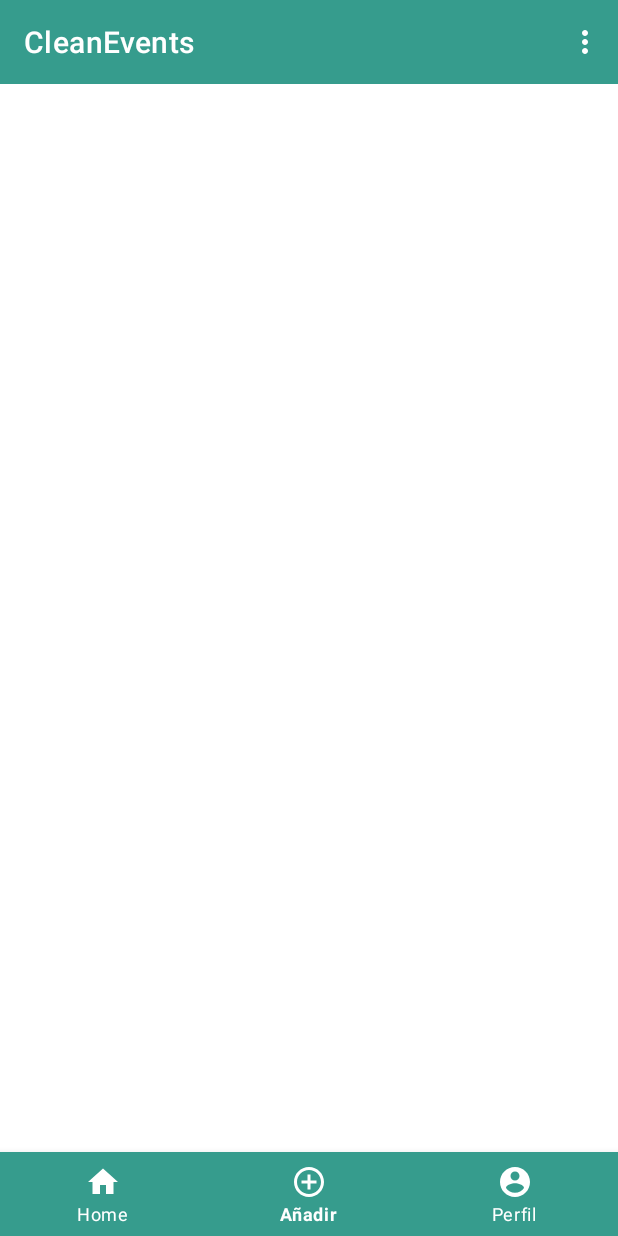
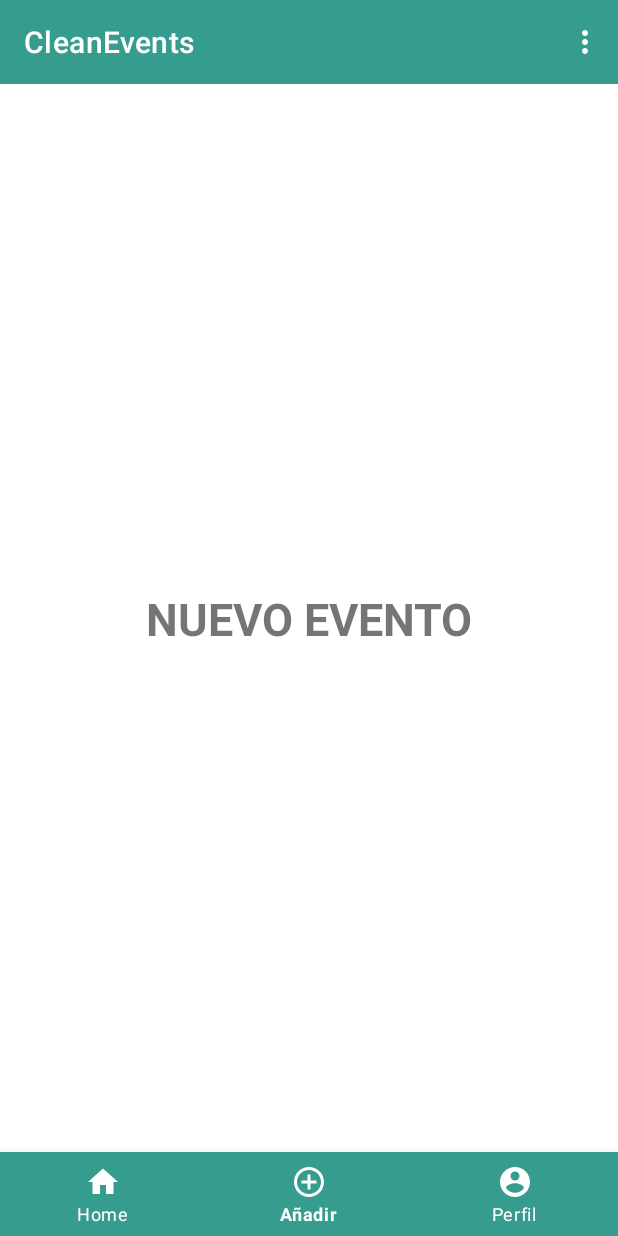
Before and after one commit to MariCarmen1991/CleanEvents-Project, an Android app: the MainActivity screen opened directly, with no data from a screen before it, item 2 of the bottom bar chosen, on a phone screen of 412 x 824 dp. Run offline under Robolectric (Android 15) with nearby library versions, the phone set to English and light mode, and no system bars; our stand-ins replace Firebase (no records; nobody signed in at launch, a user with empty details on screens opened directly).

Commit message:
fragment ok

```diff
--- a/CleanEvents/app/src/main/res/layout/activity_main.xml
+++ b/CleanEvents/app/src/main/res/layout/activity_main.xml
@@ -26,7 +26,8 @@
         android:layout_height="0dp"
         app:layout_constraintBottom_toTopOf="@+id/bottomNavigationView"
         app:layout_constraintEnd_toEndOf="parent"
-        app:layout_constraintStart_toStartOf="parent" />
+        app:layout_constraintStart_toStartOf="parent"
+        app:layout_constraintTop_toBottomOf="@+id/mytoolbar" />
 
     <com.google.android.material.bottomnavigation.BottomNavigationView
         android:id="@+id/bottomNavigationView"
```
